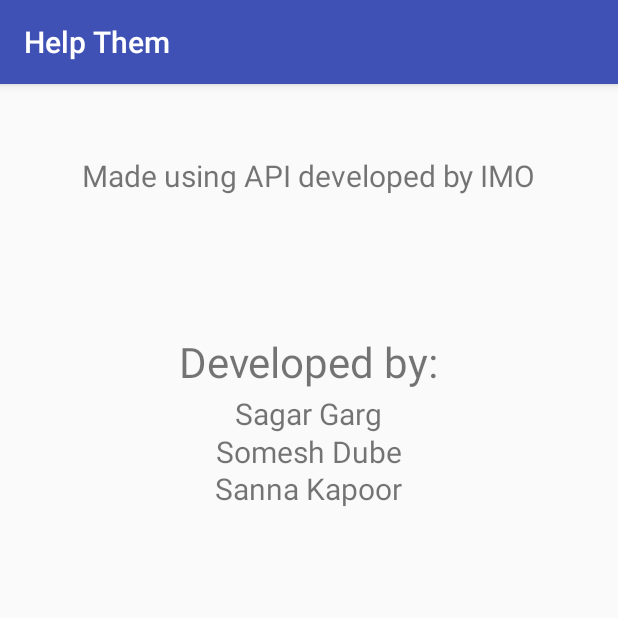
After one commit to sagargarg/HelpHim, an Android app: the AboutPage screen opened directly, with no data from a screen before it, on a phone screen of 412 x 824 dp, the top half of it. The commit adds this screen. Run offline under Robolectric (Android 15) with nearby library versions, the phone set to English and light mode, and no system bars.

Commit message:
Added about page

```diff
--- a/app/src/main/AndroidManifest.xml
+++ b/app/src/main/AndroidManifest.xml
@@ -15,7 +15,8 @@
                 <category android:name="android.intent.category.LAUNCHER" />
             </intent-filter>
         </activity>
-        <activity android:name=".MainPage"></activity>
+        <activity android:name=".MainPage" />
+        <activity android:name=".AboutPage"></activity>
     </application>
 
 </manifest>
--- /dev/null
+++ b/app/src/main/java/com/example/sagar/helpthem/AboutPage.java
@@ -0,0 +1,13 @@
+package com.example.sagar.helpthem;
+
+import android.support.v7.app.AppCompatActivity;
+import android.os.Bundle;
+
+public class AboutPage extends AppCompatActivity {
+
+    @Override
+    protected void onCreate(Bundle savedInstanceState) {
+        super.onCreate(savedInstanceState);
+        setContentView(R.layout.about_page);
+    }
+}
--- a/app/src/main/java/com/example/sagar/helpthem/MainPage.java
+++ b/app/src/main/java/com/example/sagar/helpthem/MainPage.java
@@ -25,4 +25,9 @@ public class MainPage extends AppCompatActivity {
         });
     }
 
+    public void openAbout(View v) {
+        Intent intent = new Intent(MainPage.this, AboutPage.class);
+        startActivity(intent);
+    }
+
 }
--- /dev/null
+++ b/app/src/main/res/layout/about_page.xml
@@ -0,0 +1,61 @@
+<?xml version="1.0" encoding="utf-8"?>
+<RelativeLayout xmlns:android="http://schemas.android.com/apk/res/android"
+    xmlns:tools="http://schemas.android.com/tools"
+    android:id="@+id/about_page"
+    android:layout_width="match_parent"
+    android:layout_height="match_parent"
+    android:paddingBottom="@dimen/activity_vertical_margin"
+    android:paddingLeft="@dimen/activity_horizontal_margin"
+    android:paddingRight="@dimen/activity_horizontal_margin"
+    android:paddingTop="@dimen/activity_vertical_margin"
+    tools:context="com.example.sagar.helpthem.AboutPage">
+
+    <TextView
+        android:text="Made using API developed by IMO"
+        android:layout_width="wrap_content"
+        android:layout_height="wrap_content"
+        android:layout_alignParentTop="true"
+        android:layout_centerHorizontal="true"
+        android:textSize="20sp"
+        android:layout_marginTop="31dp"
+        android:id="@+id/textView2" />
+
+    <TextView
+        android:text="Developed by:"
+        android:layout_width="wrap_content"
+        android:layout_height="wrap_content"
+        android:layout_centerHorizontal="true"
+        android:textSize="28sp"
+        android:layout_marginTop="150dp"
+        android:id="@+id/developed" />
+
+    <TextView
+        android:text="Sagar Garg"
+        android:layout_width="wrap_content"
+        android:layout_height="wrap_content"
+        android:layout_centerHorizontal="true"
+        android:textSize="20sp"
+        android:textAlignment="center"
+        android:layout_marginTop="190dp"
+        android:id="@+id/names1" />
+
+    <TextView
+        android:text="Somesh Dube"
+        android:layout_width="wrap_content"
+        android:layout_height="wrap_content"
+        android:layout_centerHorizontal="true"
+        android:textSize="20sp"
+        android:textAlignment="center"
+        android:layout_marginTop="215dp"
+        android:id="@+id/names2" />
+
+    <TextView
+        android:text="Sanna Kapoor"
+        android:layout_width="wrap_content"
+        android:layout_height="wrap_content"
+        android:layout_centerHorizontal="true"
+        android:textSize="20sp"
+        android:textAlignment="center"
+        android:layout_marginTop="240dp"
+        android:id="@+id/names3" />
+</RelativeLayout>
```
